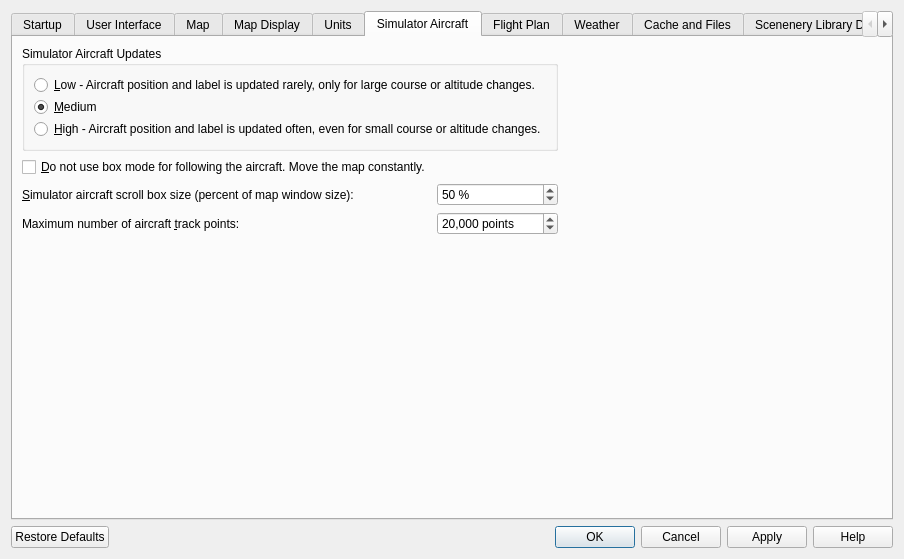
The window that src/options/options.ui (albar965/littlenavmap) describes before a commit, drawn with Qt 5.
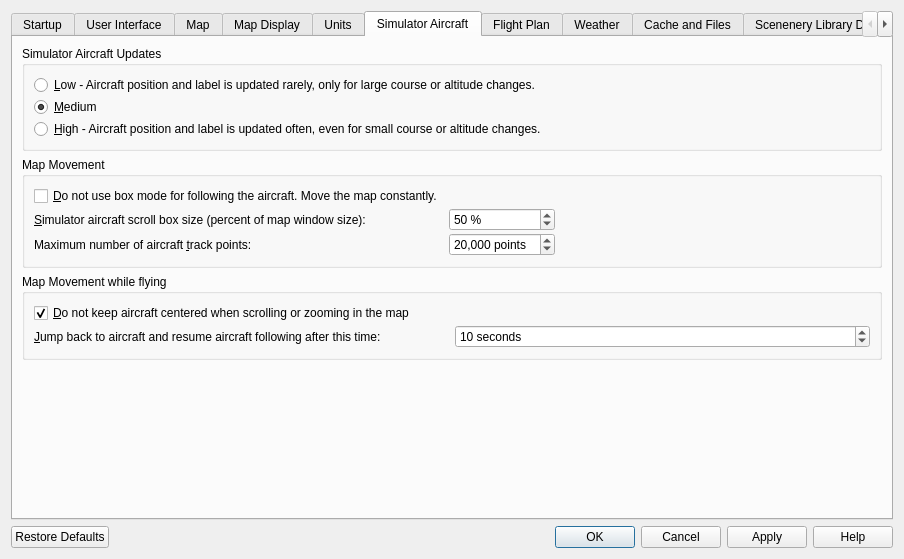
The same window after the commit. The open tabs and pages were chosen to show the change.

Commit message: Added "jump back to aircraft" after given time when flying. #133 Aircraft centering is not switched off anymore when double clicking any map object.

```diff
--- a/src/options/options.ui
+++ b/src/options/options.ui
@@ -1986,43 +1986,7 @@
        <string>Simulator Aircraft</string>
       </attribute>
       <layout class="QGridLayout" name="gridLayout_3">
-       <item row="0" column="0" colspan="2">
-        <widget class="QGroupBox" name="groupBoxOptionsSimUpdates">
-         <property name="title">
-          <string>Simulator Aircraft Updates</string>
-         </property>
-         <layout class="QVBoxLayout" name="verticalLayout_4">
-          <property name="spacing">
-           <number>2</number>
-          </property>
-          <item>
-           <widget class="QRadioButton" name="radioButtonOptionsSimUpdateLow">
-            <property name="text">
-             <string>&amp;Low - Aircraft position and label is updated rarely, only for large course or altitude changes.</string>
-            </property>
-           </widget>
-          </item>
-          <item>
-           <widget class="QRadioButton" name="radioButtonOptionsSimUpdateMedium">
-            <property name="text">
-             <string>&amp;Medium</string>
-            </property>
-            <property name="checked">
-             <bool>true</bool>
-            </property>
-           </widget>
-          </item>
-          <item>
-           <widget class="QRadioButton" name="radioButtonOptionsSimUpdateFast">
-            <property name="text">
-             <string>&amp;High - Aircraft position and label is updated often, even for small course or altitude changes.</string>
-            </property>
-           </widget>
-          </item>
-         </layout>
-        </widget>
-       </item>
-       <item row="4" column="0">
+       <item row="5" column="0">
         <spacer name="verticalSpacer_9">
          <property name="orientation">
           <enum>Qt::Vertical</enum>
@@ -2035,7 +1999,70 @@
          </property>
         </spacer>
        </item>
+       <item row="4" column="0">
+        <widget class="QGroupBox" name="groupBox_12">
+         <property name="title">
+          <string>Map Movement while flying</string>
+         </property>
+         <layout class="QGridLayout" name="gridLayout_24">
+          <property name="verticalSpacing">
+           <number>2</number>
+          </property>
+          <item row="1" column="1">
+           <widget class="QSpinBox" name="spinBoxSimDoNotFollowOnScrollTime">
+            <property name="toolTip">
+             <string>Time until aircraft following is activated again after any map interaction like scrolling or zooming</string>
+            </property>
+            <property name="suffix">
+             <string> seconds</string>
+            </property>
+            <property name="minimum">
+             <number>1</number>
+            </property>
+            <property name="maximum">
+             <number>300</number>
+            </property>
+            <property name="value">
+             <number>10</number>
+            </property>
+           </widget>
+          </item>
        <item row="1" column="0">
+           <widget class="QLabel" name="labelSimDoNotFollowOnScroll">
+            <property name="text">
+             <string>&amp;Jump back to aircraft and resume aircraft following after this time:</string>
+            </property>
+            <property name="buddy">
+             <cstring>spinBoxSimDoNotFollowOnScrollTime</cstring>
+            </property>
+           </widget>
+          </item>
+          <item row="0" column="0">
+           <widget class="QCheckBox" name="checkBoxOptionsSimDoNotFollowOnScroll">
+            <property name="toolTip">
+             <string>The map will stop following the aircraft for a certain time if the user does any interaction with the map like scrolling or zooming</string>
+            </property>
+            <property name="text">
+             <string>&amp;Do not keep aircraft centered when scrolling or zooming in the map</string>
+            </property>
+            <property name="checked">
+             <bool>true</bool>
+            </property>
+           </widget>
+          </item>
+         </layout>
+        </widget>
+       </item>
+       <item row="3" column="0">
+        <widget class="QGroupBox" name="groupBoxOptionsSimMapMovement">
+         <property name="title">
+          <string>Map Movement</string>
+         </property>
+         <layout class="QGridLayout" name="gridLayout_23">
+          <property name="verticalSpacing">
+           <number>2</number>
+          </property>
+          <item row="0" column="0">
         <widget class="QCheckBox" name="checkBoxOptionsSimUpdatesConstant">
          <property name="toolTip">
           <string>Map will follow the aircraft constantly when checked.</string>
@@ -2045,20 +2072,7 @@
          </property>
         </widget>
        </item>
-       <item row="2" column="2">
-        <spacer name="horizontalSpacer_4">
-         <property name="orientation">
-          <enum>Qt::Horizontal</enum>
-         </property>
-         <property name="sizeHint" stdset="0">
-          <size>
-           <width>40</width>
-           <height>20</height>
-          </size>
-         </property>
-        </spacer>
-       </item>
-       <item row="2" column="1">
+          <item row="1" column="1">
         <widget class="QSpinBox" name="spinBoxOptionsSimUpdateBox">
          <property name="toolTip">
           <string>Smaller values keep the aircraft centered and will move the map often.
@@ -2081,7 +2095,7 @@
          </property>
         </widget>
        </item>
-       <item row="2" column="0">
+          <item row="1" column="0">
         <widget class="QLabel" name="labelOptionsSimUpdateBox">
          <property name="text">
           <string>&amp;Simulator aircraft scroll box size (percent of map window size):</string>
@@ -2091,7 +2105,7 @@
          </property>
         </widget>
        </item>
-       <item row="3" column="1">
+          <item row="2" column="1">
         <widget class="QSpinBox" name="spinBoxSimMaxTrackPoints">
          <property name="toolTip">
           <string>The user aircraft trail will be pruned if it contains more than this number of points. Lower this value to avoid too long tracks and save performance.</string>
@@ -2116,7 +2130,7 @@
          </property>
         </widget>
        </item>
-       <item row="3" column="0">
+          <item row="2" column="0">
         <widget class="QLabel" name="labelSimMaxTrackPoints">
          <property name="text">
           <string>Maximum number of aircraft &amp;track points:</string>
@@ -2126,6 +2140,58 @@
          </property>
         </widget>
        </item>
+          <item row="1" column="2">
+           <spacer name="horizontalSpacer_4">
+            <property name="orientation">
+             <enum>Qt::Horizontal</enum>
+            </property>
+            <property name="sizeHint" stdset="0">
+             <size>
+              <width>40</width>
+              <height>20</height>
+             </size>
+            </property>
+           </spacer>
+          </item>
+         </layout>
+        </widget>
+       </item>
+       <item row="0" column="0">
+        <widget class="QGroupBox" name="groupBoxOptionsSimUpdates">
+         <property name="title">
+          <string>Simulator Aircraft Updates</string>
+         </property>
+         <layout class="QVBoxLayout" name="verticalLayout_4">
+          <property name="spacing">
+           <number>2</number>
+          </property>
+          <item>
+           <widget class="QRadioButton" name="radioButtonOptionsSimUpdateLow">
+            <property name="text">
+             <string>&amp;Low - Aircraft position and label is updated rarely, only for large course or altitude changes.</string>
+            </property>
+           </widget>
+          </item>
+          <item>
+           <widget class="QRadioButton" name="radioButtonOptionsSimUpdateMedium">
+            <property name="text">
+             <string>&amp;Medium</string>
+            </property>
+            <property name="checked">
+             <bool>true</bool>
+            </property>
+           </widget>
+          </item>
+          <item>
+           <widget class="QRadioButton" name="radioButtonOptionsSimUpdateFast">
+            <property name="text">
+             <string>&amp;High - Aircraft position and label is updated often, even for small course or altitude changes.</string>
+            </property>
+           </widget>
+          </item>
+         </layout>
+        </widget>
+       </item>
       </layout>
      </widget>
      <widget class="QWidget" name="tabOptionsRoute">
```
Left out of the diff: 3 changed lines with no effect on the pictures. Lines whose indentation alone changed are shown as unchanged. The commit also changes 8 other files.
